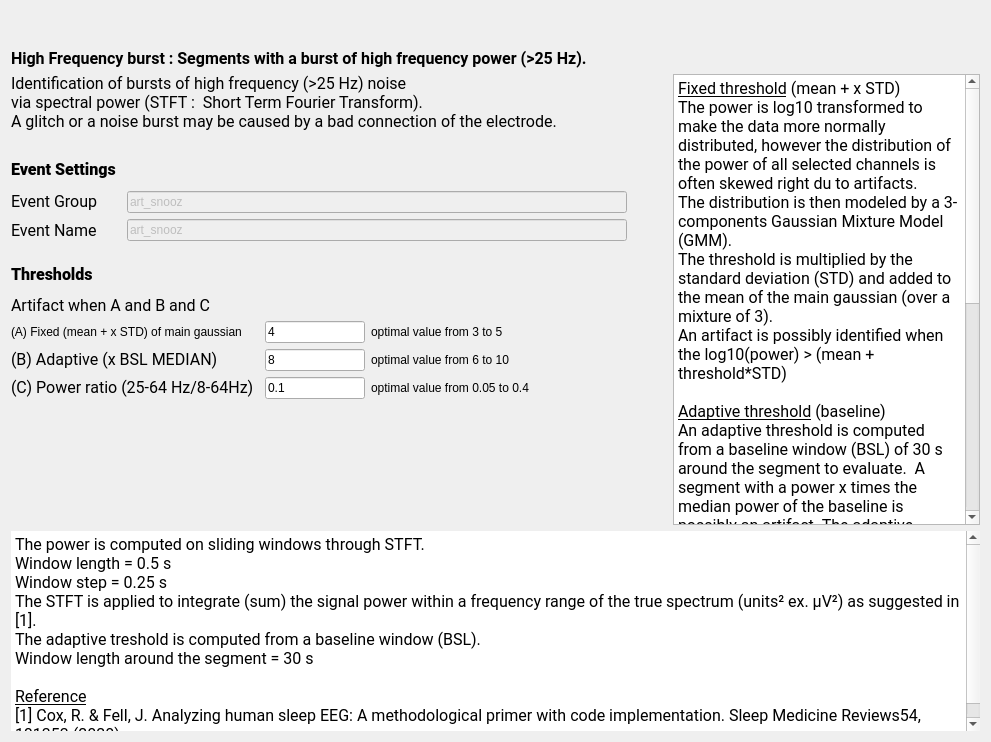
Before: the Qt Designer form tools/CEAMSTools/DetectArtifacts/HighFreqBurstStep/Ui_HighFreqBurstStep.ui in SnoozToolbox/snooz-package-ceams, drawn with Qt 5.
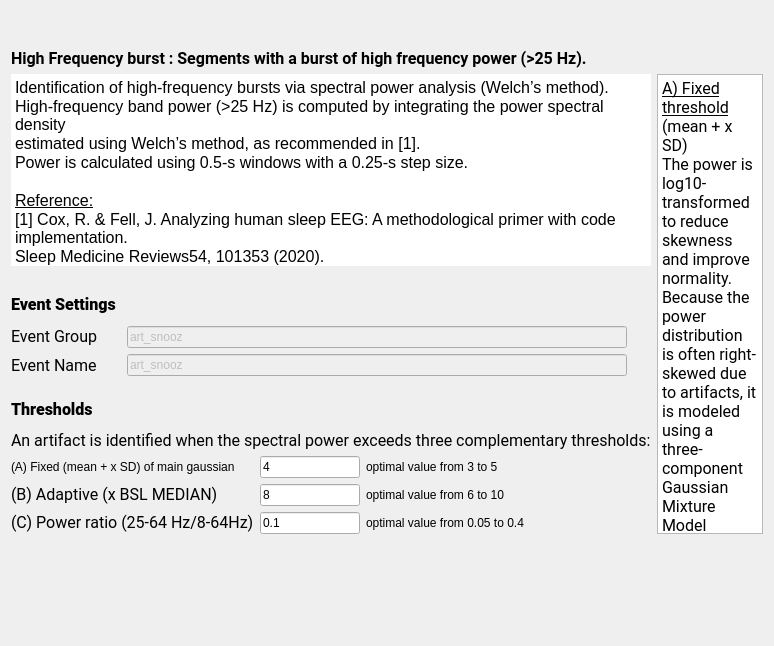
After: the same form once the commit is applied.

Commit message: Detect EEG Artifacts Tool: Updated the UI to clarify that spectral power estimation is based on the Welch method rather than STFT.

Patch:
```diff
--- a/tools/CEAMSTools/DetectArtifacts/HighFreqBurstStep/Ui_HighFreqBurstStep.ui
+++ b/tools/CEAMSTools/DetectArtifacts/HighFreqBurstStep/Ui_HighFreqBurstStep.ui
@@ -6,8 +6,8 @@
    <rect>
     <x>0</x>
     <y>0</y>
-    <width>991</width>
-    <height>742</height>
+    <width>774</width>
+    <height>646</height>
    </rect>
   </property>
   <property name="windowTitle">
@@ -65,19 +65,41 @@
      <item>
       <layout class="QVBoxLayout" name="verticalLayout">
        <item>
-        <widget class="QLabel" name="label_6">
-         <property name="font">
-          <font>
-           <family>Roboto</family>
-           <pointsize>12</pointsize>
-           <italic>false</italic>
-           <bold>false</bold>
-          </font>
+        <widget class="QTextEdit" name="textEdit_2">
+         <property name="frameShape">
+          <enum>QFrame::Shape::NoFrame</enum>
          </property>
-         <property name="text">
-          <string>Identification of bursts of high frequency (&gt;25 Hz) noise
-via spectral power (STFT :  Short Term Fourier Transform).
-A glitch or a noise burst may be caused by a bad connection of the electrode.</string>
+         <property name="frameShadow">
+          <enum>QFrame::Shadow::Plain</enum>
+         </property>
+         <property name="lineWidth">
+          <number>0</number>
+         </property>
+         <property name="verticalScrollBarPolicy">
+          <enum>Qt::ScrollBarPolicy::ScrollBarAlwaysOff</enum>
+         </property>
+         <property name="horizontalScrollBarPolicy">
+          <enum>Qt::ScrollBarPolicy::ScrollBarAlwaysOff</enum>
+         </property>
+         <property name="readOnly">
+          <bool>true</bool>
+         </property>
+         <property name="html">
+          <string>&lt;!DOCTYPE HTML PUBLIC &quot;-//W3C//DTD HTML 4.0//EN&quot; &quot;http://www.w3.org/TR/REC-html40/strict.dtd&quot;&gt;
+&lt;html&gt;&lt;head&gt;&lt;meta name=&quot;qrichtext&quot; content=&quot;1&quot; /&gt;&lt;meta charset=&quot;utf-8&quot; /&gt;&lt;style type=&quot;text/css&quot;&gt;
+p, li { white-space: pre-wrap; }
+hr { height: 1px; border-width: 0; }
+li.unchecked::marker { content: &quot;\2610&quot;; }
+li.checked::marker { content: &quot;\2612&quot;; }
+&lt;/style&gt;&lt;/head&gt;&lt;body style=&quot; font-family:'Roboto'; font-size:12pt; font-weight:400; font-style:normal;&quot;&gt;
+&lt;p style=&quot; margin-top:0px; margin-bottom:0px; margin-left:0px; margin-right:0px; -qt-block-indent:0; text-indent:0px;&quot;&gt;Identification of high-frequency bursts via spectral power analysis (Welch’s method).&lt;/p&gt;
+&lt;p style=&quot; margin-top:0px; margin-bottom:0px; margin-left:0px; margin-right:0px; -qt-block-indent:0; text-indent:0px;&quot;&gt;High-frequency band power (&amp;gt;25 Hz) is computed by integrating the power spectral density&lt;/p&gt;
+&lt;p style=&quot; margin-top:0px; margin-bottom:0px; margin-left:0px; margin-right:0px; -qt-block-indent:0; text-indent:0px;&quot;&gt;estimated using Welch’s method, as recommended in [1].&lt;/p&gt;
+&lt;p style=&quot; margin-top:0px; margin-bottom:0px; margin-left:0px; margin-right:0px; -qt-block-indent:0; text-indent:0px;&quot;&gt;Power is calculated using 0.5-s windows with a 0.25-s step size.&lt;/p&gt;
+&lt;p style=&quot;-qt-paragraph-type:empty; margin-top:0px; margin-bottom:0px; margin-left:0px; margin-right:0px; -qt-block-indent:0; text-indent:0px;&quot;&gt;&lt;br /&gt;&lt;/p&gt;
+&lt;p style=&quot; margin-top:0px; margin-bottom:0px; margin-left:0px; margin-right:0px; -qt-block-indent:0; text-indent:0px;&quot;&gt;&lt;span style=&quot; text-decoration: underline;&quot;&gt;Reference:&lt;/span&gt;&lt;/p&gt;
+&lt;p style=&quot; margin-top:0px; margin-bottom:0px; margin-left:0px; margin-right:0px; -qt-block-indent:0; text-indent:0px;&quot;&gt;[1] Cox, R. &amp;amp; Fell, J. Analyzing human sleep EEG: A methodological primer with code implementation.&lt;/p&gt;
+&lt;p style=&quot; margin-top:0px; margin-bottom:0px; margin-left:0px; margin-right:0px; -qt-block-indent:0; text-indent:0px;&quot;&gt;Sleep Medicine Reviews54, 101353 (2020).&lt;/p&gt;&lt;/body&gt;&lt;/html&gt;</string>
          </property>
         </widget>
        </item>
@@ -99,6 +121,12 @@
        </item>
        <item>
         <widget class="QLabel" name="label_4">
+         <property name="sizePolicy">
+          <sizepolicy hsizetype="Preferred" vsizetype="Fixed">
+           <horstretch>0</horstretch>
+           <verstretch>0</verstretch>
+          </sizepolicy>
+         </property>
          <property name="minimumSize">
           <size>
            <width>0</width>
@@ -297,6 +325,12 @@
        </item>
        <item>
         <widget class="QLabel" name="label">
+         <property name="sizePolicy">
+          <sizepolicy hsizetype="Preferred" vsizetype="Fixed">
+           <horstretch>0</horstretch>
+           <verstretch>0</verstretch>
+          </sizepolicy>
+         </property>
          <property name="minimumSize">
           <size>
            <width>0</width>
@@ -324,6 +358,12 @@
        </item>
        <item>
         <widget class="QLabel" name="label_8">
+         <property name="sizePolicy">
+          <sizepolicy hsizetype="Preferred" vsizetype="Fixed">
+           <horstretch>0</horstretch>
+           <verstretch>0</verstretch>
+          </sizepolicy>
+         </property>
          <property name="font">
           <font>
            <family>Roboto</family>
@@ -333,7 +373,7 @@
           </font>
          </property>
          <property name="text">
-          <string>Artifact when A and B and C</string>
+          <string>An artifact is identified when the spectral power exceeds three complementary thresholds:</string>
          </property>
         </widget>
        </item>
@@ -463,7 +503,7 @@
             <string>The threshold value to identify the artifact.  Its units is x times the baseline standard deviation.</string>
            </property>
            <property name="text">
-            <string>(A) Fixed (mean + x STD) of main gaussian     </string>
+            <string>(A) Fixed (mean + x SD) of main gaussian     </string>
            </property>
           </widget>
          </item>
@@ -556,22 +596,6 @@
          </item>
         </layout>
        </item>
-       <item>
-        <spacer name="verticalSpacer_3">
-         <property name="orientation">
-          <enum>Qt::Orientation::Vertical</enum>
-         </property>
-         <property name="sizeType">
-          <enum>QSizePolicy::Policy::Expanding</enum>
-         </property>
-         <property name="sizeHint" stdset="0">
-          <size>
-           <width>548</width>
-           <height>13</height>
-          </size>
-         </property>
-        </spacer>
-       </item>
       </layout>
      </item>
      <item>
@@ -596,6 +620,12 @@
        <property name="lineWidth">
         <number>2</number>
        </property>
+       <property name="verticalScrollBarPolicy">
+        <enum>Qt::ScrollBarPolicy::ScrollBarAlwaysOff</enum>
+       </property>
+       <property name="horizontalScrollBarPolicy">
+        <enum>Qt::ScrollBarPolicy::ScrollBarAlwaysOff</enum>
+       </property>
        <property name="readOnly">
         <bool>true</bool>
        </property>
@@ -607,81 +637,44 @@
 li.unchecked::marker { content: &quot;\2610&quot;; }
 li.checked::marker { content: &quot;\2612&quot;; }
 &lt;/style&gt;&lt;/head&gt;&lt;body style=&quot; font-family:'Roboto'; font-size:12pt; font-weight:400; font-style:normal;&quot;&gt;
-&lt;p style=&quot; margin-top:0px; margin-bottom:0px; margin-left:0px; margin-right:0px; -qt-block-indent:0; text-indent:0px;&quot;&gt;&lt;span style=&quot; text-decoration: underline;&quot;&gt;Fixed threshold&lt;/span&gt;&lt;span style=&quot; color:#000000;&quot;&gt; (mean + x STD)&lt;/span&gt;&lt;/p&gt;
-&lt;p style=&quot; margin-top:0px; margin-bottom:0px; margin-left:0px; margin-right:0px; -qt-block-indent:0; text-indent:0px;&quot;&gt;The power is log10 transformed to make the data more normally distributed, however the distribution of the power of all selected channels is often skewed right du to artifacts.&lt;/p&gt;
-&lt;p style=&quot; margin-top:0px; margin-bottom:0px; margin-left:0px; margin-right:0px; -qt-block-indent:0; text-indent:0px;&quot;&gt;The distribution is then modeled by a 3-components Gaussian Mixture Model (GMM).&lt;/p&gt;
-&lt;p style=&quot; margin-top:0px; margin-bottom:0px; margin-left:0px; margin-right:0px; -qt-block-indent:0; text-indent:0px;&quot;&gt;The threshold is multiplied by the standard deviation (STD) and added to the mean of the main gaussian (over a mixture of 3).&lt;/p&gt;
-&lt;p style=&quot; margin-top:0px; margin-bottom:0px; margin-left:0px; margin-right:0px; -qt-block-indent:0; text-indent:0px;&quot;&gt;An artifact is possibly identified when the log10(power) &amp;gt; (mean + threshold*STD)&lt;/p&gt;
+&lt;p style=&quot; margin-top:0px; margin-bottom:0px; margin-left:0px; margin-right:0px; -qt-block-indent:0; text-indent:0px;&quot;&gt;&lt;span style=&quot; text-decoration: underline;&quot;&gt;A) Fixed threshold&lt;/span&gt;&lt;span style=&quot; color:#000000;&quot;&gt; (mean + x SD)&lt;/span&gt;&lt;/p&gt;
+&lt;p style=&quot; margin-top:0px; margin-bottom:0px; margin-left:0px; margin-right:0px; -qt-block-indent:0; text-indent:0px;&quot;&gt;The power is log10-transformed to reduce skewness and improve normality. Because the power distribution is often right-skewed due to artifacts, it is modeled using a three-component Gaussian Mixture Model (GMM). The threshold is defined as the mean of the main Gaussian component plus a user-defined multiple of its standard deviation (SD).&lt;/p&gt;
+&lt;p style=&quot; margin-top:0px; margin-bottom:0px; margin-left:0px; margin-right:0px; -qt-block-indent:0; text-indent:0px;&quot;&gt;A segment is flagged when: log10(25-64 Hz power) &amp;gt; mean + threshold × SD&lt;/p&gt;
 &lt;p style=&quot;-qt-paragraph-type:empty; margin-top:0px; margin-bottom:0px; margin-left:0px; margin-right:0px; -qt-block-indent:0; text-indent:0px;&quot;&gt;&lt;br /&gt;&lt;/p&gt;
-&lt;p style=&quot; margin-top:0px; margin-bottom:0px; margin-left:0px; margin-right:0px; -qt-block-indent:0; text-indent:0px;&quot;&gt;&lt;span style=&quot; text-decoration: underline;&quot;&gt;Adaptive threshold&lt;/span&gt; (baseline)&lt;/p&gt;
-&lt;p style=&quot; margin-top:0px; margin-bottom:0px; margin-left:0px; margin-right:0px; -qt-block-indent:0; text-indent:0px;&quot;&gt;An adaptive threshold is computed from a baseline window (BSL) of 30 s around the segment to evaluate.  A segment with a power x times the median power of the baseline is possibly an artifact. The adaptive threshold may be too sensitive when the EEG recording does not include much high frequency noise. &lt;/p&gt;
+&lt;p style=&quot; margin-top:0px; margin-bottom:0px; margin-left:0px; margin-right:0px; -qt-block-indent:0; text-indent:0px;&quot;&gt;&lt;span style=&quot; text-decoration: underline;&quot;&gt;B) Adaptive threshold&lt;/span&gt; (baseline)&lt;/p&gt;
+&lt;p style=&quot; margin-top:0px; margin-bottom:0px; margin-left:0px; margin-right:0px; -qt-block-indent:0; text-indent:0px;&quot;&gt;An adaptive threshold is computed from a 30-s baseline window surrounding the segment under evaluation. A segment is flagged when its power exceeds a user-defined multiple of the baseline median power. This threshold may be overly sensitive when the EEG recording is relatively free of high-frequency noise.&lt;/p&gt;
+&lt;p style=&quot; margin-top:0px; margin-bottom:0px; margin-left:0px; margin-right:0px; -qt-block-indent:0; text-indent:0px;&quot;&gt;A segment is flagged when: 25-64 Hz power &amp;gt; threshold x BSL MEDIAN&lt;/p&gt;
 &lt;p style=&quot;-qt-paragraph-type:empty; margin-top:0px; margin-bottom:0px; margin-left:0px; margin-right:0px; -qt-block-indent:0; text-indent:0px;&quot;&gt;&lt;br /&gt;&lt;/p&gt;
-&lt;p style=&quot; margin-top:0px; margin-bottom:0px; margin-left:0px; margin-right:0px; -qt-block-indent:0; text-indent:0px;&quot;&gt;&lt;span style=&quot; text-decoration: underline;&quot;&gt;Power ratio threshold&lt;/span&gt; (relative power)&lt;/p&gt;
-&lt;p style=&quot; margin-top:0px; margin-bottom:0px; margin-left:0px; margin-right:0px; -qt-block-indent:0; text-indent:0px;&quot;&gt;High frequency bursts can be masked (thus non-disturbing) by a strong low frequency signal. An artifact is possibly identified when the relative power (25-64 Hz)/(8-64 Hz) &amp;gt; threshold.&lt;/p&gt;
+&lt;p style=&quot; margin-top:0px; margin-bottom:0px; margin-left:0px; margin-right:0px; -qt-block-indent:0; text-indent:0px;&quot;&gt;&lt;span style=&quot; text-decoration: underline;&quot;&gt;C) Power ratio threshold&lt;/span&gt; (relative power)&lt;/p&gt;
+&lt;p style=&quot; margin-top:0px; margin-bottom:0px; margin-left:0px; margin-right:0px; -qt-block-indent:0; text-indent:0px;&quot;&gt;High-frequency bursts can be masked by strong low-frequency activity and may therefore be non-disturbing. &lt;/p&gt;
+&lt;p style=&quot; margin-top:0px; margin-bottom:0px; margin-left:0px; margin-right:0px; -qt-block-indent:0; text-indent:0px;&quot;&gt;A segment is flagged when: (25-64 Hz power) / (8-64 Hz power) &amp;gt; threshold&lt;/p&gt;
 &lt;p style=&quot;-qt-paragraph-type:empty; margin-top:0px; margin-bottom:0px; margin-left:0px; margin-right:0px; -qt-block-indent:0; text-indent:0px;&quot;&gt;&lt;br /&gt;&lt;/p&gt;
-&lt;p style=&quot; margin-top:0px; margin-bottom:0px; margin-left:0px; margin-right:0px; -qt-block-indent:0; text-indent:0px;&quot;&gt;A segment whose power exceeds the 3 thresholds is considered an artifact.&lt;/p&gt;
+&lt;p style=&quot; margin-top:0px; margin-bottom:0px; margin-left:0px; margin-right:0px; -qt-block-indent:0; text-indent:0px;&quot;&gt;A segment is classified as an artifact only when all three thresholds are exceeded.&lt;/p&gt;
 &lt;p style=&quot;-qt-paragraph-type:empty; margin-top:0px; margin-bottom:0px; margin-left:0px; margin-right:0px; -qt-block-indent:0; text-indent:0px;&quot;&gt;&lt;br /&gt;&lt;/p&gt;
-&lt;p style=&quot; margin-top:0px; margin-bottom:0px; margin-left:0px; margin-right:0px; -qt-block-indent:0; text-indent:0px;&quot;&gt;To reduce the number of false positives, especially during spindles, alpha waves, or beta bursts, please first increase the power ratio threshold value.&lt;/p&gt;
-&lt;p style=&quot; margin-top:0px; margin-bottom:0px; margin-left:0px; margin-right:0px; -qt-block-indent:0; text-indent:0px;&quot;&gt;A greater proportion of the signal in the 25-64 Hz frequency band will be needed to mark the segment as an artifact.&lt;/p&gt;&lt;/body&gt;&lt;/html&gt;</string>
+&lt;p style=&quot; margin-top:0px; margin-bottom:0px; margin-left:0px; margin-right:0px; -qt-block-indent:0; text-indent:0px;&quot;&gt;To reduce false positives, particularly during spindles, alpha activity, or beta bursts, first increase the power ratio threshold. This requires a greater proportion of signal power in the 25-64 Hz frequency band before a segment is classified as an artifact.&lt;/p&gt;&lt;/body&gt;&lt;/html&gt;</string>
        </property>
       </widget>
      </item>
     </layout>
    </item>
    <item>
-    <layout class="QHBoxLayout" name="horizontalLayout_4">
-     <item>
-      <widget class="QTextEdit" name="textEdit_2">
-       <property name="maximumSize">
-        <size>
-         <width>16777215</width>
-         <height>200</height>
-        </size>
-       </property>
-       <property name="font">
-        <font>
-         <family>Roboto</family>
-         <pointsize>12</pointsize>
-         <italic>false</italic>
-         <bold>false</bold>
-        </font>
-       </property>
-       <property name="autoFillBackground">
-        <bool>true</bool>
-       </property>
-       <property name="frameShape">
-        <enum>QFrame::Shape::NoFrame</enum>
-       </property>
-       <property name="frameShadow">
-        <enum>QFrame::Shadow::Sunken</enum>
-       </property>
-       <property name="lineWidth">
-        <number>0</number>
-       </property>
-       <property name="readOnly">
-        <bool>true</bool>
-       </property>
-       <property name="html">
-        <string>&lt;!DOCTYPE HTML PUBLIC &quot;-//W3C//DTD HTML 4.0//EN&quot; &quot;http://www.w3.org/TR/REC-html40/strict.dtd&quot;&gt;
-&lt;html&gt;&lt;head&gt;&lt;meta name=&quot;qrichtext&quot; content=&quot;1&quot; /&gt;&lt;meta charset=&quot;utf-8&quot; /&gt;&lt;style type=&quot;text/css&quot;&gt;
-p, li { white-space: pre-wrap; }
-hr { height: 1px; border-width: 0; }
-li.unchecked::marker { content: &quot;\2610&quot;; }
-li.checked::marker { content: &quot;\2612&quot;; }
-&lt;/style&gt;&lt;/head&gt;&lt;body style=&quot; font-family:'Roboto'; font-size:12pt; font-weight:400; font-style:normal;&quot;&gt;
-&lt;p style=&quot; margin-top:0px; margin-bottom:0px; margin-left:0px; margin-right:0px; -qt-block-indent:0; text-indent:0px;&quot;&gt;The power is computed on sliding windows through STFT.&lt;/p&gt;
-&lt;p style=&quot; margin-top:0px; margin-bottom:0px; margin-left:0px; margin-right:0px; -qt-block-indent:0; text-indent:0px;&quot;&gt;Window length = 0.5 s&lt;/p&gt;
-&lt;p style=&quot; margin-top:0px; margin-bottom:0px; margin-left:0px; margin-right:0px; -qt-block-indent:0; text-indent:0px;&quot;&gt;Window step = 0.25 s &lt;/p&gt;
-&lt;p style=&quot; margin-top:0px; margin-bottom:0px; margin-left:0px; margin-right:0px; -qt-block-indent:0; text-indent:0px;&quot;&gt;The STFT is applied to integrate (sum) the signal power within a frequency range of the true spectrum (units² ex. µV²) as suggested in [1].&lt;/p&gt;
-&lt;p style=&quot; margin-top:0px; margin-bottom:0px; margin-left:0px; margin-right:0px; -qt-block-indent:0; text-indent:0px;&quot;&gt;The adaptive treshold is computed from a baseline window (BSL).&lt;/p&gt;
-&lt;p style=&quot; margin-top:0px; margin-bottom:0px; margin-left:0px; margin-right:0px; -qt-block-indent:0; text-indent:0px;&quot;&gt;Window length around the segment = 30 s&lt;/p&gt;
-&lt;p style=&quot;-qt-paragraph-type:empty; margin-top:0px; margin-bottom:0px; margin-left:0px; margin-right:0px; -qt-block-indent:0; text-indent:0px;&quot;&gt;&lt;br /&gt;&lt;/p&gt;
-&lt;p style=&quot; margin-top:0px; margin-bottom:0px; margin-left:0px; margin-right:0px; -qt-block-indent:0; text-indent:0px;&quot;&gt;&lt;span style=&quot; text-decoration: underline;&quot;&gt;Reference&lt;/span&gt;&lt;/p&gt;
-&lt;p style=&quot; margin-top:0px; margin-bottom:0px; margin-left:0px; margin-right:0px; -qt-block-indent:0; text-indent:0px;&quot;&gt;[1] Cox, R. &amp;amp; Fell, J. Analyzing human sleep EEG: A methodological primer with code implementation. Sleep Medicine Reviews54, 101353 (2020).&lt;/p&gt;&lt;/body&gt;&lt;/html&gt;</string>
-       </property>
-      </widget>
-     </item>
-    </layout>
+    <spacer name="verticalSpacer_3">
+     <property name="orientation">
+      <enum>Qt::Orientation::Vertical</enum>
+     </property>
+     <property name="sizeType">
+      <enum>QSizePolicy::Policy::MinimumExpanding</enum>
+     </property>
+     <property name="sizeHint" stdset="0">
+      <size>
+       <width>20</width>
+       <height>40</height>
+      </size>
+     </property>
+    </spacer>
+   </item>
+   <item>
+    <layout class="QHBoxLayout" name="horizontalLayout_4"/>
    </item>
   </layout>
  </widget>
```
The commit also changes 16 other files.
